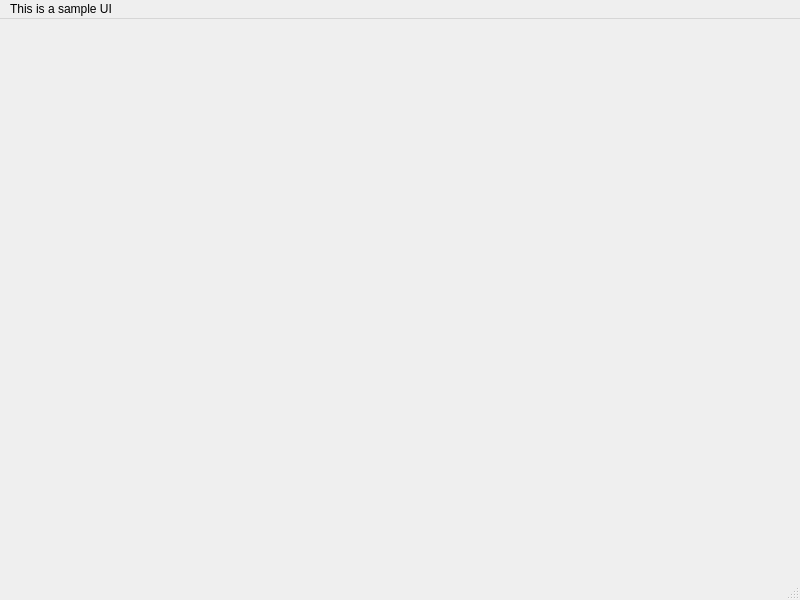
First picture: the form in mainwindow.ui, repository Alessandro100/QT-sample-project, before the edit.
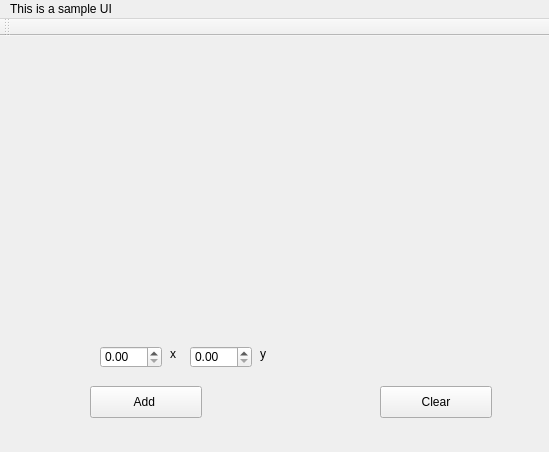
Second picture: the form after the edit. Custom widgets are drawn as their Qt base class.

```diff
--- a/mainwindow.ui
+++ b/mainwindow.ui
@@ -6,20 +6,103 @@
    <rect>
     <x>0</x>
     <y>0</y>
-    <width>800</width>
-    <height>600</height>
+    <width>549</width>
+    <height>452</height>
    </rect>
   </property>
   <property name="windowTitle">
    <string>MainWindow</string>
   </property>
-  <widget class="QWidget" name="centralwidget"/>
+  <widget class="QWidget" name="centralwidget">
+   <widget class="QCustomPlot" name="plot" native="true">
+    <property name="geometry">
+     <rect>
+      <x>10</x>
+      <y>10</y>
+      <width>521</width>
+      <height>221</height>
+     </rect>
+    </property>
+   </widget>
+   <widget class="QDoubleSpinBox" name="bx_x">
+    <property name="geometry">
+     <rect>
+      <x>100</x>
+      <y>310</y>
+      <width>62</width>
+      <height>22</height>
+     </rect>
+    </property>
+   </widget>
+   <widget class="QDoubleSpinBox" name="bx_y">
+    <property name="geometry">
+     <rect>
+      <x>190</x>
+      <y>310</y>
+      <width>62</width>
+      <height>22</height>
+     </rect>
+    </property>
+   </widget>
+   <widget class="QPushButton" name="btn_clear">
+    <property name="geometry">
+     <rect>
+      <x>380</x>
+      <y>350</y>
+      <width>112</width>
+      <height>32</height>
+     </rect>
+    </property>
+    <property name="text">
+     <string>Clear</string>
+    </property>
+   </widget>
+   <widget class="QPushButton" name="btn_add">
+    <property name="geometry">
+     <rect>
+      <x>90</x>
+      <y>350</y>
+      <width>112</width>
+      <height>32</height>
+     </rect>
+    </property>
+    <property name="text">
+     <string>Add </string>
+    </property>
+   </widget>
+   <widget class="QLabel" name="label">
+    <property name="geometry">
+     <rect>
+      <x>170</x>
+      <y>310</y>
+      <width>58</width>
+      <height>16</height>
+     </rect>
+    </property>
+    <property name="text">
+     <string>x</string>
+    </property>
+   </widget>
+   <widget class="QLabel" name="label_2">
+    <property name="geometry">
+     <rect>
+      <x>260</x>
+      <y>310</y>
+      <width>16</width>
+      <height>16</height>
+     </rect>
+    </property>
+    <property name="text">
+     <string>y</string>
+    </property>
+   </widget>
+  </widget>
   <widget class="QMenuBar" name="menubar">
    <property name="geometry">
     <rect>
      <x>0</x>
      <y>0</y>
-     <width>800</width>
+     <width>549</width>
      <height>22</height>
     </rect>
    </property>
@@ -30,8 +113,26 @@
    </widget>
    <addaction name="menuThis_is_a_sample_UI"/>
   </widget>
-  <widget class="QStatusBar" name="statusbar"/>
+  <widget class="QToolBar" name="toolBar">
+   <property name="windowTitle">
+    <string>toolBar</string>
+   </property>
+   <attribute name="toolBarArea">
+    <enum>TopToolBarArea</enum>
+   </attribute>
+   <attribute name="toolBarBreak">
+    <bool>false</bool>
+   </attribute>
+  </widget>
  </widget>
+ <customwidgets>
+  <customwidget>
+   <class>QCustomPlot</class>
+   <extends>QWidget</extends>
+   <header>qcustomplot.h</header>
+   <container>1</container>
+  </customwidget>
+ </customwidgets>
  <resources/>
  <connections/>
 </ui>
```
